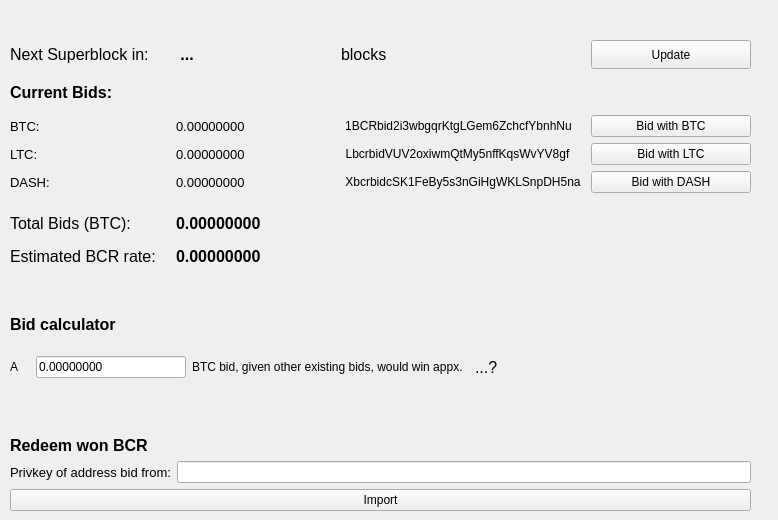
The window that src/qt/forms/bidpage.ui (thelonecrouton/bitcredit) describes before a commit, drawn with Qt 5.
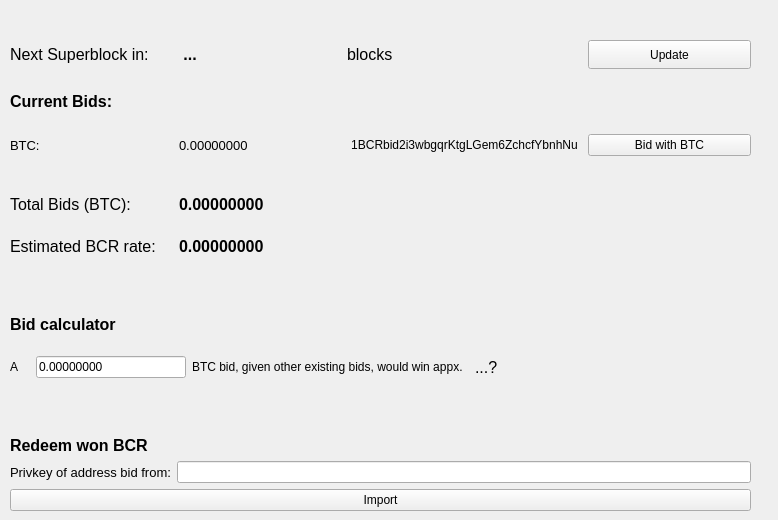
The same window after the commit.

Diff of the .ui file:
```diff
--- a/src/qt/forms/bidpage.ui
+++ b/src/qt/forms/bidpage.ui
@@ -31,118 +31,6 @@
     </property>
     <item>
      <layout class="QGridLayout" name="gridLayout">
-      <item row="5" column="1" alignment="Qt::AlignBottom">
-       <widget class="QLabel" name="labelTotal_2">
-        <property name="font">
-         <font>
-          <pointsize>12</pointsize>
-          <weight>75</weight>
-          <bold>true</bold>
-         </font>
-        </property>
-        <property name="text">
-         <string>0.00000000</string>
-        </property>
-       </widget>
-      </item>
-      <item row="2" column="1">
-       <widget class="QLabel" name="labelBTC_2">
-        <property name="font">
-         <font>
-          <pointsize>10</pointsize>
-          <weight>50</weight>
-          <bold>false</bold>
-         </font>
-        </property>
-        <property name="toolTip">
-         <string>Current total BTC bids</string>
-        </property>
-        <property name="text">
-         <string>0.00000000</string>
-        </property>
-       </widget>
-      </item>
-      <item row="4" column="2" alignment="Qt::AlignLeft">
-       <widget class="QPushButton" name="pushButtonDASHExplorer">
-        <property name="toolTip">
-         <string>View address on dashpay.io</string>
-        </property>
-        <property name="text">
-         <string>XbcrbidcSK1FeBy5s3nGiHgWKLSnpDH5na</string>
-        </property>
-        <property name="flat">
-         <bool>true</bool>
-        </property>
-       </widget>
-      </item>
-      <item row="6" column="0">
-       <widget class="QLabel" name="labelEstprice">
-        <property name="font">
-         <font>
-          <pointsize>12</pointsize>
-          <weight>50</weight>
-          <bold>false</bold>
-         </font>
-        </property>
-        <property name="text">
-         <string>Estimated BCR rate:</string>
-        </property>
-       </widget>
-      </item>
-      <item row="0" column="1">
-       <widget class="QLabel" name="labelNumber">
-        <property name="palette">
-         <palette>
-          <active/>
-          <inactive/>
-          <disabled/>
-         </palette>
-        </property>
-        <property name="font">
-         <font>
-          <pointsize>12</pointsize>
-          <weight>75</weight>
-          <bold>true</bold>
-         </font>
-        </property>
-        <property name="styleSheet">
-         <string notr="true"/>
-        </property>
-        <property name="text">
-         <string> ...</string>
-        </property>
-       </widget>
-      </item>
-      <item row="3" column="3">
-       <widget class="QPushButton" name="pushButtonLTC">
-        <property name="font">
-         <font>
-          <weight>50</weight>
-          <bold>false</bold>
-         </font>
-        </property>
-        <property name="toolTip">
-         <string>Launch litecoin-qt (if installed)</string>
-        </property>
-        <property name="text">
-         <string>Bid with LTC</string>
-        </property>
-       </widget>
-      </item>
-      <item row="0" column="0">
-       <widget class="QLabel" name="labelNext">
-        <property name="font">
-         <font>
-          <pointsize>12</pointsize>
-          <weight>50</weight>
-          <bold>false</bold>
-         </font>
-        </property>
-        <property name="text">
-         <string>Next Superblock in:</string>
-        </property>
-       </widget>
-      </item>
       <item row="0" column="3">
        <widget class="QPushButton" name="pushButtonRefresh">
         <property name="sizePolicy">
@@ -165,54 +53,31 @@
         </property>
        </widget>
       </item>
-      <item row="2" column="2" alignment="Qt::AlignLeft">
-       <widget class="QPushButton" name="pushButtonBTCExplorer">
-        <property name="toolTip">
-         <string>View address on blockr.io</string>
-        </property>
-        <property name="styleSheet">
-         <string notr="true">border = 0px;</string>
-        </property>
-        <property name="text">
-         <string>1BCRbid2i3wbgqrKtgLGem6ZchcfYbnhNu</string>
-        </property>
-        <property name="flat">
-         <bool>true</bool>
-        </property>
-       </widget>
-      </item>
-      <item row="4" column="1">
-       <widget class="QLabel" name="labelDASH_2">
+      <item row="2" column="3">
+       <widget class="QPushButton" name="pushButtonBTC">
         <property name="font">
          <font>
-          <pointsize>10</pointsize>
           <weight>50</weight>
           <bold>false</bold>
          </font>
         </property>
         <property name="toolTip">
-         <string>Current total DASH bids (in BTC)</string>
+         <string>Launch bitcoin-qt (if installed)</string>
         </property>
         <property name="text">
-         <string>0.00000000</string>
+         <string>Bid with BTC</string>
         </property>
        </widget>
       </item>
-      <item row="3" column="2" alignment="Qt::AlignLeft">
-       <widget class="QPushButton" name="pushButtonLTCExplorer">
-        <property name="toolTip">
-         <string>View address on blockr.io</string>
+      <item row="0" column="1">
+       <widget class="QLabel" name="labelNumber">
+        <property name="palette">
+         <palette>
+          <active/>
+          <inactive/>
+          <disabled/>
+         </palette>
         </property>
-        <property name="text">
-         <string>LbcrbidVUV2oxiwmQtMy5nffKqsWvYV8gf</string>
-        </property>
-        <property name="flat">
-         <bool>true</bool>
-        </property>
-       </widget>
-      </item>
-      <item row="6" column="1">
-       <widget class="QLabel" name="labelEstprice_2">
         <property name="font">
          <font>
           <pointsize>12</pointsize>
@@ -220,8 +85,11 @@
           <bold>true</bold>
          </font>
         </property>
+        <property name="styleSheet">
+         <string notr="true"/>
+        </property>
         <property name="text">
-         <string>0.00000000</string>
+         <string> ...</string>
         </property>
        </widget>
       </item>
@@ -239,65 +107,6 @@
         </property>
        </widget>
       </item>
-      <item row="3" column="0">
-       <widget class="QLabel" name="labelLTC">
-        <property name="font">
-         <font>
-          <pointsize>10</pointsize>
-          <weight>50</weight>
-          <bold>false</bold>
-         </font>
-        </property>
-        <property name="text">
-         <string>LTC:</string>
-        </property>
-       </widget>
-      </item>
-      <item row="3" column="1">
-       <widget class="QLabel" name="labelLTC_2">
-        <property name="font">
-         <font>
-          <pointsize>10</pointsize>
-          <weight>50</weight>
-          <bold>false</bold>
-         </font>
-        </property>
-        <property name="toolTip">
-         <string>Current total LTC bids (in BTC)</string>
-        </property>
-        <property name="text">
-         <string>0.00000000</string>
-        </property>
-       </widget>
-      </item>
-      <item row="4" column="0">
-       <widget class="QLabel" name="labelDASH">
-        <property name="font">
-         <font>
-          <pointsize>10</pointsize>
-          <weight>50</weight>
-          <bold>false</bold>
-         </font>
-        </property>
-        <property name="text">
-         <string>DASH:</string>
-        </property>
-       </widget>
-      </item>
-      <item row="5" column="0" alignment="Qt::AlignBottom">
-       <widget class="QLabel" name="labelTotal">
-        <property name="font">
-         <font>
-          <pointsize>12</pointsize>
-          <weight>50</weight>
-          <bold>false</bold>
-         </font>
-        </property>
-        <property name="text">
-         <string>Total Bids (BTC):</string>
-        </property>
-       </widget>
-      </item>
       <item row="0" column="2">
        <widget class="QLabel" name="label">
         <property name="font">
@@ -310,19 +119,73 @@
         </property>
        </widget>
       </item>
-      <item row="2" column="3">
-       <widget class="QPushButton" name="pushButtonBTC">
+      <item row="3" column="0" alignment="Qt::AlignBottom">
+       <widget class="QLabel" name="labelTotal">
         <property name="font">
          <font>
+          <pointsize>12</pointsize>
           <weight>50</weight>
           <bold>false</bold>
          </font>
         </property>
-        <property name="toolTip">
-         <string>Launch bitcoin-qt (if installed)</string>
+        <property name="text">
+         <string>Total Bids (BTC):</string>
         </property>
+       </widget>
+      </item>
+      <item row="4" column="1">
+       <widget class="QLabel" name="labelEstprice_2">
+        <property name="font">
+         <font>
+          <pointsize>12</pointsize>
+          <weight>75</weight>
+          <bold>true</bold>
+         </font>
+        </property>
         <property name="text">
-         <string>Bid with BTC</string>
+         <string>0.00000000</string>
+        </property>
+       </widget>
+      </item>
+      <item row="3" column="1" alignment="Qt::AlignBottom">
+       <widget class="QLabel" name="labelTotal_2">
+        <property name="font">
+         <font>
+          <pointsize>12</pointsize>
+          <weight>75</weight>
+          <bold>true</bold>
+         </font>
+        </property>
+        <property name="text">
+         <string>0.00000000</string>
+        </property>
+       </widget>
+      </item>
+      <item row="4" column="0">
+       <widget class="QLabel" name="labelEstprice">
+        <property name="font">
+         <font>
+          <pointsize>12</pointsize>
+          <weight>50</weight>
+          <bold>false</bold>
+         </font>
+        </property>
+        <property name="text">
+         <string>Estimated BCR rate:</string>
+        </property>
+       </widget>
+      </item>
+      <item row="0" column="0">
+       <widget class="QLabel" name="labelNext">
+        <property name="font">
+         <font>
+          <pointsize>12</pointsize>
+          <weight>50</weight>
+          <bold>false</bold>
+         </font>
+        </property>
+        <property name="text">
+         <string>Next Superblock in:</string>
         </property>
        </widget>
       </item>
@@ -340,19 +203,36 @@
         </property>
        </widget>
       </item>
-      <item row="4" column="3">
-       <widget class="QPushButton" name="pushButtonDASH">
+      <item row="2" column="2" alignment="Qt::AlignLeft">
+       <widget class="QPushButton" name="pushButtonBTCExplorer">
+        <property name="toolTip">
+         <string>View address on blockr.io</string>
+        </property>
+        <property name="styleSheet">
+         <string notr="true">border = 0px;</string>
+        </property>
+        <property name="text">
+         <string>1BCRbid2i3wbgqrKtgLGem6ZchcfYbnhNu</string>
+        </property>
+        <property name="flat">
+         <bool>true</bool>
+        </property>
+       </widget>
+      </item>
+      <item row="2" column="1">
+       <widget class="QLabel" name="labelBTC_2">
         <property name="font">
          <font>
+          <pointsize>10</pointsize>
           <weight>50</weight>
           <bold>false</bold>
          </font>
         </property>
         <property name="toolTip">
-         <string>Launch dash-qt (if installed)</string>
+         <string>Current total BTC bids</string>
         </property>
         <property name="text">
-         <string>Bid with DASH</string>
+         <string>0.00000000</string>
         </property>
        </widget>
       </item>
```
